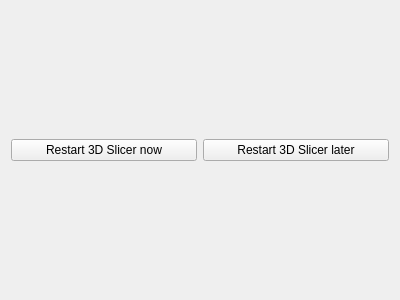
gezidan/Slicer, file Base/QTGUI/Resources/UI/qSlicerExtensionsWizardRestartPage.ui: the form before one commit.
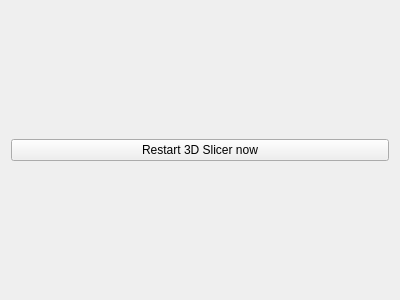
The form after the commit.

Commit message: ENH: Implement most of the features of the Extension management wizard

```diff
--- a/Base/QTGUI/Resources/UI/qSlicerExtensionsWizardRestartPage.ui
+++ b/Base/QTGUI/Resources/UI/qSlicerExtensionsWizardRestartPage.ui
@@ -27,13 +27,6 @@
      </property>
     </widget>
    </item>
-   <item>
-    <widget class="QPushButton" name="RestartLaterPushButton">
-     <property name="text">
-      <string>Restart 3D Slicer later</string>
-     </property>
-    </widget>
-   </item>
   </layout>
  </widget>
  <resources/>
```
The commit also changes 9 other files.
